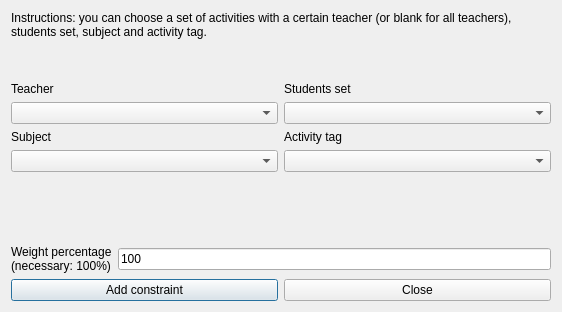
The window that src/interface/addconstraintactivitiesendstudentsdayform_template.ui (janLo/FET) describes before a commit, drawn with Qt 5.
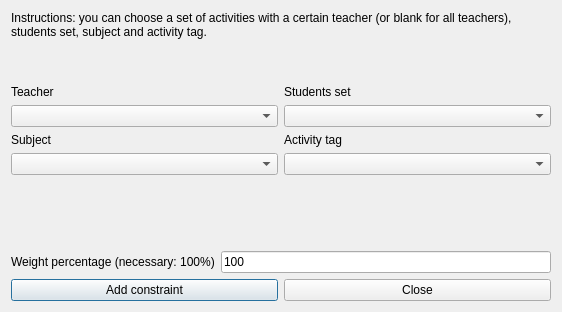
The same window after the commit.

What changed in the file:
```diff
--- a/src/interface/addconstraintactivitiesendstudentsdayform_template.ui
+++ b/src/interface/addconstraintactivitiesendstudentsdayform_template.ui
@@ -133,8 +133,7 @@
         <enum>QFrame::Plain</enum>
        </property>
        <property name="text">
-        <string>Weight percentage
-(necessary: 100%)</string>
+        <string>Weight percentage (necessary: 100%)</string>
        </property>
        <property name="wordWrap">
         <bool>false</bool>
```
Left out of the diff: 11 changed lines with no effect on the pictures.
